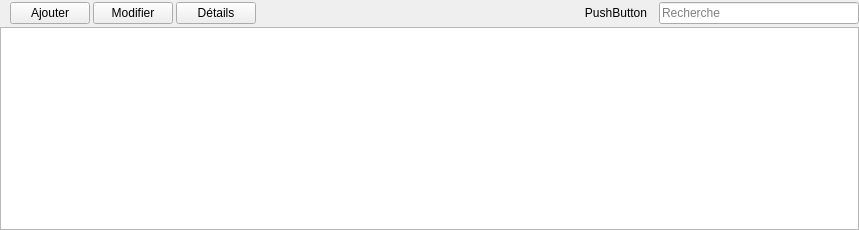
The window that InfoDynamiqueQt/Vues/fragment.ui (AlexandreGirardin/ProjetAnalyse) describes before a commit, drawn with Qt 5.
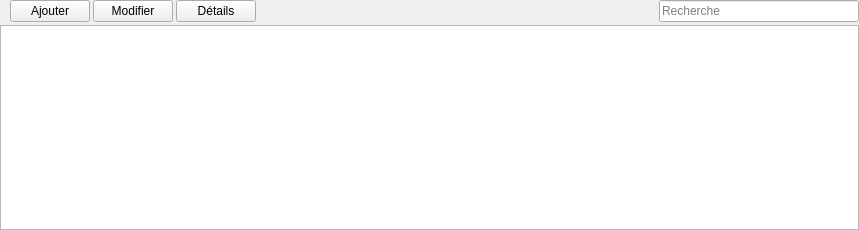
The same window after the commit. Icons and pictures are not drawn.

Commit message: Améliorations de l'interface

What changed in the file:
```diff
--- a/InfoDynamiqueQt/Vues/fragment.ui
+++ b/InfoDynamiqueQt/Vues/fragment.ui
@@ -31,9 +31,6 @@
    </property>
    <item>
     <layout class="QHBoxLayout" name="horizontalLayout">
-     <property name="topMargin">
-      <number>2</number>
-     </property>
      <item>
       <widget class="QLabel" name="etiquette">
        <property name="margin">
@@ -95,9 +92,6 @@
      </item>
      <item>
       <widget class="QPushButton" name="caseCocher">
-       <property name="text">
-        <string>PushButton</string>
-       </property>
        <property name="icon">
         <iconset resource="../ressources.qrc">
          <normaloff>:/Images/visibility.svg</normaloff>:/Images/visibility.svg</iconset>
```
The commit also changes 6 other files.
